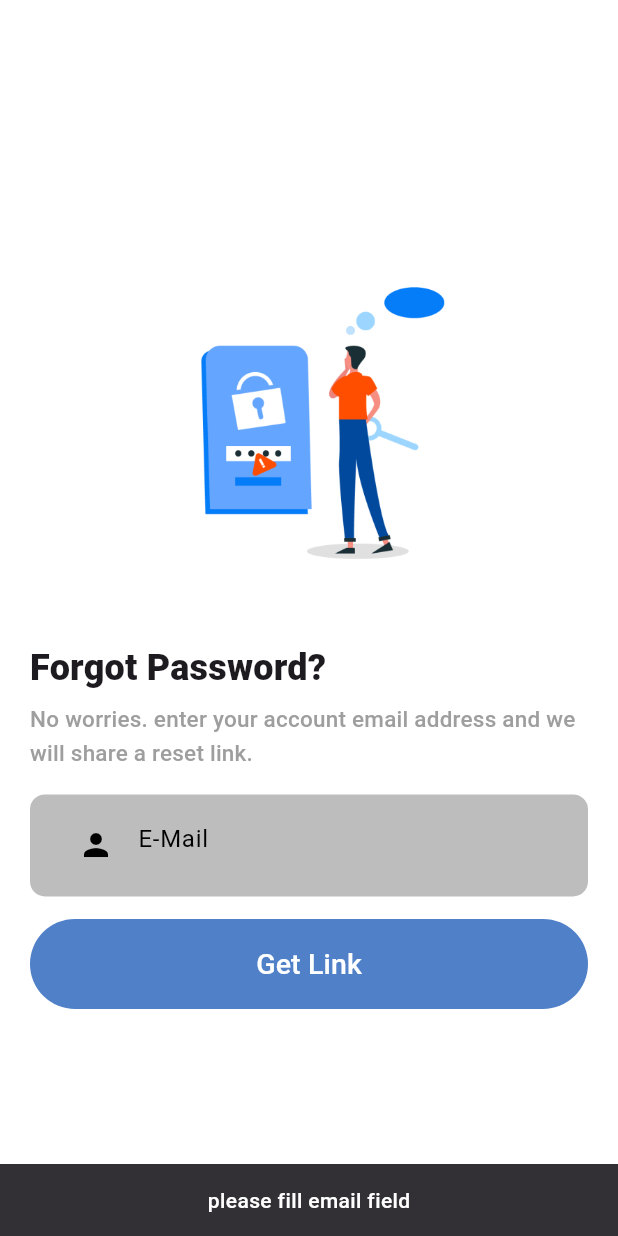
After one commit to Shyamjith-Haridas/Firebase-Login-Part-1, a Flutter app: the MedicoForgotPassword screen opened directly, after a tap on "Get Link", on a phone screen of 412 x 824 dp. The commit adds this screen. Run offline on Flutter 3.47's test engine with Material 3 defaults, Android fonts, the phone set to English and light mode, and no system bars; our stand-ins replace cloud_firestore, firebase_auth, firebase_core, google_sign_in, lottie, smooth_page_indicator; accounts and stored records are empty.

Commit message:
firebase auth completed

```diff
--- a/lib/on_boarding/on_board_main.dart
+++ b/lib/on_boarding/on_board_main.dart
@@ -83,7 +83,7 @@ class _MedicoOnboardHomeState extends State<MedicoOnboardHome> {
                   lastPage
                       ? GestureDetector(
                           onTap: () {
-                            Navigator.push(
+                            Navigator.pushReplacement(
                               context,
                               MaterialPageRoute(
                                 builder: (ctx) => const MedicoLoginScreen(),
--- a/lib/resources/authentication.dart
+++ b/lib/resources/authentication.dart
@@ -1,9 +1,21 @@
+// ignore_for_file: use_build_context_synchronously
+
+import 'dart:developer';
+
+import 'package:cloud_firestore/cloud_firestore.dart';
 import 'package:firebase_auth/firebase_auth.dart';
+import 'package:firebase_login/medico_home.dart';
+import 'package:firebase_login/resources/cloud_firestore.dart';
+import 'package:flutter/material.dart';
+import 'package:google_sign_in/google_sign_in.dart';
 
 class AuthenticationMethods {
   FirebaseAuth firebaseAuth = FirebaseAuth.instance;
+  GoogleSignIn googleSignIn = GoogleSignIn();
 
-  // signup
+  FirebaseFirestore firebaseFirestore = FirebaseFirestore.instance;
+  CloudFireStrore cloudFireStrore = CloudFireStrore();
+
   Future<String> signUpUser({
     required String name,
     required String email,
@@ -11,12 +23,46 @@ class AuthenticationMethods {
   }) async {
     name.trim();
     email.trim();
+    password.trim();
 
-    String output = "Something went wrong";
+    String output = "something went wrong";
 
     if (name != "" && email != "" && password != "") {
       try {
-        firebaseAuth.createUserWithEmailAndPassword(
+        await firebaseAuth.createUserWithEmailAndPassword(
+          email: email,
+          password: password,
+        );
+
+        // cloud firestore
+        await cloudFireStrore.uploadUserData(
+          username: name,
+          userEmail: email,
+        );
+
+        output = "success";
+      } on FirebaseAuthException catch (e) {
+        output = e.message.toString();
+      }
+    } else {
+      output = "please fill up everything";
+    }
+    return output;
+  }
+
+  // login
+  Future<String> loginUser({
+    required String email,
+    required String password,
+  }) async {
+    email.trim();
+    password.trim();
+
+    String output = "something went wrong";
+
+    if (email != "" && password != "") {
+      try {
+        await firebaseAuth.signInWithEmailAndPassword(
           email: email,
           password: password,
         );
@@ -28,6 +74,75 @@ class AuthenticationMethods {
     } else {
       output = "please fill up everything";
     }
+
     return output;
   }
+
+  // forgot password
+  Future<String> forgotPassword({required String email}) async {
+    email.trim();
+
+    String output = "something went wrong";
+
+    if (email != "") {
+      try {
+        await firebaseAuth.sendPasswordResetEmail(email: email);
+
+        output = "success";
+      } on FirebaseAuthException catch (e) {
+        output = e.message.toString();
+      }
+    } else {
+      output = "please fill email field";
+    }
+    return output;
+  }
+
+  // google sign in
+  Future<void> signInWithGoogle(BuildContext context) async {
+    try {
+      final GoogleSignInAccount? googleSignInAccount =
+          await googleSignIn.signIn();
+
+      if (googleSignInAccount != null) {
+        final GoogleSignInAuthentication googleSignInAuthentication =
+            await googleSignInAccount.authentication;
+
+        final AuthCredential credential = GoogleAuthProvider.credential(
+          idToken: googleSignInAuthentication.idToken,
+          accessToken: googleSignInAuthentication.accessToken,
+        );
+
+        UserCredential signInResult =
+            await firebaseAuth.signInWithCredential(credential);
+
+        User? userDetails = signInResult.user;
+
+        if (signInResult != null) {
+          firebaseFirestore
+              .collection("user_data")
+              .doc(firebaseAuth.currentUser!.uid)
+              .set(
+            {
+              "username": userDetails!.displayName,
+              "email": userDetails.email,
+              "image": userDetails.photoURL,
+            },
+          );
+        } else {
+          log("db upload failed..");
+        }
+
+        // home
+        Navigator.pushReplacement(
+          context,
+          MaterialPageRoute(
+            builder: (ctx) => const MedicoHomeScreen(),
+          ),
+        );
+      }
+    } catch (e) {
+      log(e.toString());
+    }
+  }
 }
--- /dev/null
+++ b/lib/resources/cloud_firestore.dart
@@ -0,0 +1,22 @@
+import 'package:cloud_firestore/cloud_firestore.dart';
+import 'package:firebase_auth/firebase_auth.dart';
+
+class CloudFireStrore {
+  FirebaseFirestore firebaseFirestore = FirebaseFirestore.instance;
+  FirebaseAuth firebaseAuth = FirebaseAuth.instance;
+
+  Future<void> uploadUserData({
+    required String username,
+    required String userEmail,
+  }) async {
+    firebaseFirestore
+        .collection("user_data")
+        .doc(firebaseAuth.currentUser!.uid)
+        .set(
+      {
+        "username": username,
+        "email": userEmail,
+      },
+    );
+  }
+}
--- /dev/null
+++ b/lib/user_account/forgot_password.dart
@@ -0,0 +1,134 @@
+// ignore_for_file: use_build_context_synchronously
+
+import 'dart:developer';
+
+import 'package:firebase_login/resources/authentication.dart';
+import 'package:firebase_login/user_account/medico_login.dart';
+import 'package:flutter/material.dart';
+
+class MedicoForgotPassword extends StatefulWidget {
+  const MedicoForgotPassword({super.key});
+
+  @override
+  State<MedicoForgotPassword> createState() => _MedicoForgotPasswordState();
+}
+
+class _MedicoForgotPasswordState extends State<MedicoForgotPassword> {
+  final forgotPassController = TextEditingController();
+
+  AuthenticationMethods authenticationMethods = AuthenticationMethods();
+
+  @override
+  void dispose() {
+    forgotPassController.text;
+    super.dispose();
+  }
+
+  @override
+  Widget build(BuildContext context) {
+    return Scaffold(
+      body: Padding(
+        padding: const EdgeInsets.symmetric(
+          horizontal: 20,
+          vertical: 20,
+        ),
+        child: Column(
+          mainAxisAlignment: MainAxisAlignment.center,
+          crossAxisAlignment: CrossAxisAlignment.start,
+          children: [
+            const Image(
+              image: AssetImage("assets/image/forgot_password.jpg"),
+            ),
+            Text(
+              "Forgot Password?",
+              style: Theme.of(context).textTheme.titleMedium!.copyWith(
+                    fontSize: 24,
+                    fontWeight: FontWeight.w800,
+                  ),
+            ),
+            const SizedBox(height: 5),
+            Text(
+              "No worries. enter your account email address and we will share a reset link.",
+              style: Theme.of(context).textTheme.titleMedium!.copyWith(
+                    color: Colors.grey,
+                    fontSize: 15,
+                  ),
+            ),
+            const SizedBox(height: 15),
+            Container(
+              padding: const EdgeInsets.symmetric(
+                horizontal: 20,
+                vertical: 10,
+              ),
+              decoration: BoxDecoration(
+                color: Colors.grey.shade400,
+                borderRadius: BorderRadius.circular(10),
+              ),
+              child: TextField(
+                controller: forgotPassController,
+                decoration: const InputDecoration(
+                  prefixIcon: Icon(
+                    Icons.person,
+                    color: Colors.black,
+                  ),
+                  border: InputBorder.none,
+                  hintText: "E-Mail",
+                  hintStyle: TextStyle(color: Colors.black),
+                ),
+              ),
+            ),
+            const SizedBox(height: 15),
+            GestureDetector(
+              onTap: () async {
+                String output = await authenticationMethods.forgotPassword(
+                    email: forgotPassController.text);
+
+                if (output == "success") {
+                  Navigator.push(
+                    context,
+                    MaterialPageRoute(
+                      builder: (ctx) => const MedicoLoginScreen(),
+                    ),
+                  );
+
+                  forgotPassController.clear();
+                } else {
+                  log(output);
+
+                  final snackBar = SnackBar(
+                    content: Center(
+                        child: Text(
+                      output,
+                      style: const TextStyle(
+                        color: Colors.white,
+                        fontWeight: FontWeight.w500,
+                      ),
+                    )),
+                  );
+
+                  ScaffoldMessenger.of(context).showSnackBar(snackBar);
+                }
+              },
+              child: Container(
+                height: 60,
+                width: double.infinity,
+                alignment: Alignment.center,
+                decoration: BoxDecoration(
+                  color: const Color.fromRGBO(80, 128, 200, 1),
+                  borderRadius: BorderRadius.circular(30),
+                ),
+                child: Text(
+                  "Get Link",
+                  style: Theme.of(context).textTheme.labelLarge!.copyWith(
+                        fontSize: 19,
+                        color: Colors.white,
+                      ),
+                ),
+              ),
+            ),
+          ],
+        ),
+      ),
+    );
+  }
+}
--- a/pubspec.yaml
+++ b/pubspec.yaml
@@ -39,6 +39,9 @@ dependencies:
   lottie: ^3.1.0
   firebase_core: ^2.30.1
   firebase_auth: ^4.19.4
+  google_sign_in: ^6.2.1
+  firebase_storage: ^11.7.4
+  cloud_firestore: ^4.17.2
 
 dev_dependencies:
   flutter_test:
@@ -69,6 +72,7 @@ flutter:
     - assets/banner/
     - assets/animations/
     - assets/icons/social_icons/
+    - assets/image/forgot_password.jpg
 
   # An image asset can refer to one or more resolution-specific "variants", see
   # https://flutter.dev/assets-and-images/#resolution-aware
```
Also changed, not shown: lib/user_account/medico_login.dart (+50 -8 lines), lib/user_account/medico_signup.dart (+17 -9 lines), lib/user_account/widgets/forgot_password.dart (+16 -5 lines), assets/image/forgot_password.jpg (added), pubspec.lock, 5 other files.
